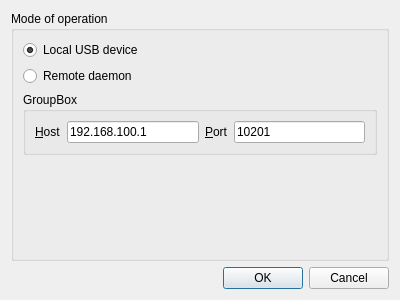
Shmuma/RadioBoat, file ControlApp/ControlApp/optionsdialog.ui: the form before one commit.
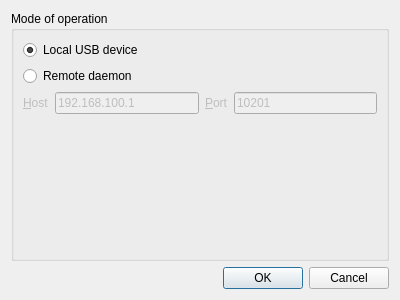
The form after the commit.

Commit message: Options are now saved and handled correctly

```diff
--- a/ControlApp/ControlApp/optionsdialog.ui
+++ b/ControlApp/ControlApp/optionsdialog.ui
@@ -38,14 +38,23 @@
        </widget>
       </item>
       <item>
-       <widget class="QGroupBox" name="groupBox_2">
-        <property name="title">
-         <string>GroupBox</string>
-        </property>
-        <property name="checkable">
+       <widget class="QFrame" name="remoteOptionsFrame">
+        <property name="enabled">
          <bool>false</bool>
         </property>
+        <property name="frameShape">
+         <enum>QFrame::NoFrame</enum>
+        </property>
+        <property name="frameShadow">
+         <enum>QFrame::Plain</enum>
+        </property>
+        <property name="lineWidth">
+         <number>0</number>
+        </property>
         <layout class="QVBoxLayout" name="verticalLayout_2">
+         <property name="margin">
+          <number>0</number>
+         </property>
          <item>
           <layout class="QHBoxLayout" name="horizontalLayout">
            <item>
```
Left out of the diff: 22 changed lines with no effect on the pictures. The commit also changes 14 other files.
